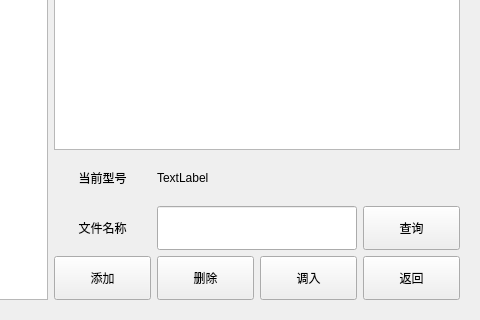
Before: the Qt Designer form WinType.ui in bloglink/aip-tester, drawn with Qt 5; both pictures show x 320 to 800 and y 280 to 600 of the 800 by 600 pixel window.
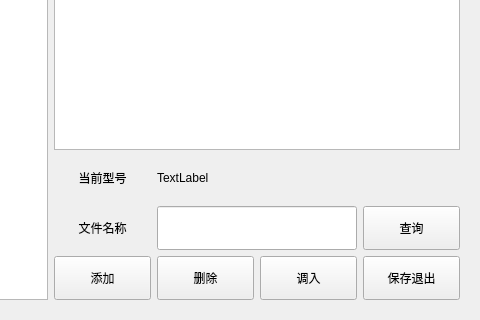
After: the same form once the commit is applied. The open tabs and pages were chosen to show the change. Icons and pictures are not drawn.

```diff
--- a/WinType.ui
+++ b/WinType.ui
@@ -326,7 +326,7 @@
           </size>
          </property>
          <property name="text">
-          <string>返回</string>
+          <string>保存退出</string>
          </property>
         </widget>
        </item>
```
Left out of the diff: 2 changed lines with no effect on the pictures.
